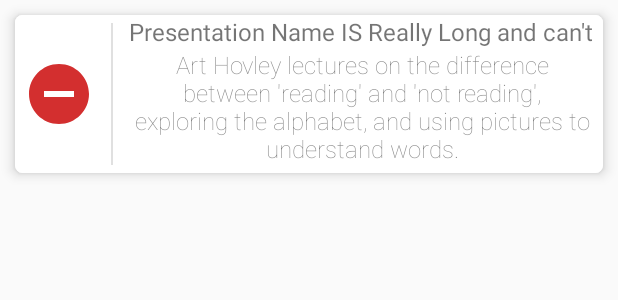
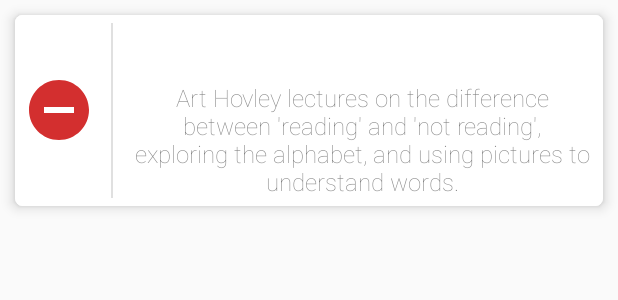
Before and after one commit to rphovley/storymakerevents, an Android app: the layout remove_schedule_card.xml on its own in the app's theme, with its tools: preview values and no code run, on a phone screen of 412 x 824 dp. Shown: the top 300 px of the screen. Run offline under Robolectric (Android 15) with nearby library versions, the phone set to English and light mode, and no system bars; network calls fail.

Commit message:
2 lines for add and remove schedule card.  Full speaker and title

```diff
--- a/app/build.gradle
+++ b/app/build.gradle
@@ -7,8 +7,8 @@ android {
         applicationId "innatemobile.storymakerevents"
         minSdkVersion 15
         targetSdkVersion 23
-        versionCode 2
-        versionName '1.01'
+        versionCode 3
+        versionName '1.02'
     }
     buildTypes {
         release {
--- a/app/src/main/java/innatemobile/storymakerevents/Adapters/AddScheduleAdapter.java
+++ b/app/src/main/java/innatemobile/storymakerevents/Adapters/AddScheduleAdapter.java
@@ -68,8 +68,8 @@ public class AddScheduleAdapter extends RecyclerView.Adapter<AddScheduleAdapter.
         }
         if(presentation!=null) {
             String presentationName = presentation.getTitle();
-            if(presentationName.length()>10){
-                presentationName = presentationName.substring(0,10).concat("...");
+            if(presentationName.length()>45){
+                presentationName = presentationName.substring(0,45).concat("...");
             }
             String description = presentation.getDescription();
             if(presentation.getDescription().length()>65){
--- a/app/src/main/res/layout/remove_schedule_card.xml
+++ b/app/src/main/res/layout/remove_schedule_card.xml
@@ -35,21 +35,21 @@
                 android:paddingLeft="@dimen/small_margin"
                 android:paddingRight="@dimen/small_margin"
                 android:paddingBottom="@dimen/small_margin">
-                <RelativeLayout
+                <LinearLayout
                     android:layout_width="match_parent"
                     android:layout_height="wrap_content"
-                    android:id="@+id/leftView">
+                    android:orientation="vertical">
                     <innatemobile.storymakerevents.CustomViews.RobotoTextView
                         android:clickable="true"
                         android:layout_width="wrap_content"
                         android:layout_height="wrap_content"
                         android:id="@+id/txtPresentationTitle"
                         android:textSize="@dimen/cardTextSize"
-                        android:singleLine="true"
                         android:ellipsize="end"
-                        android:text="Presentation Name IS Really Long and can't" />
+                        android:gravity="left"
+                        app:fontName="RobotoCondensed-Bold.ttf"
+                        android:text="" />
                     <innatemobile.storymakerevents.CustomViews.RobotoTextView
-                        android:clickable="true"
                         android:layout_width="wrap_content"
                         android:layout_height="wrap_content"
                         android:textSize="@dimen/cardTextSize"
@@ -58,7 +58,7 @@
                         android:layout_toRightOf="@+id/txtPresentationTitle"
                         android:layout_alignParentRight="true"
                         android:layout_alignParentEnd="true" />
-                </RelativeLayout>
+                </LinearLayout>
                 <innatemobile.storymakerevents.CustomViews.RobotoTextView
                     android:layout_width="wrap_content"
                     android:layout_height="wrap_content"
```
Also changed, not shown: app/src/main/res/layout/add_schedule_card.xml (+5 -5 lines), app/src/main/res/values/colors.xml (line endings or trailing spaces).
